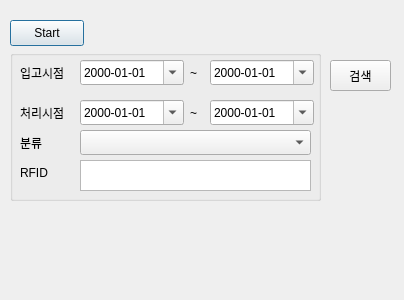
Qt form ui/conveyer.ui (addinedu-ros-3rd/iot-repo-2) before a commit.
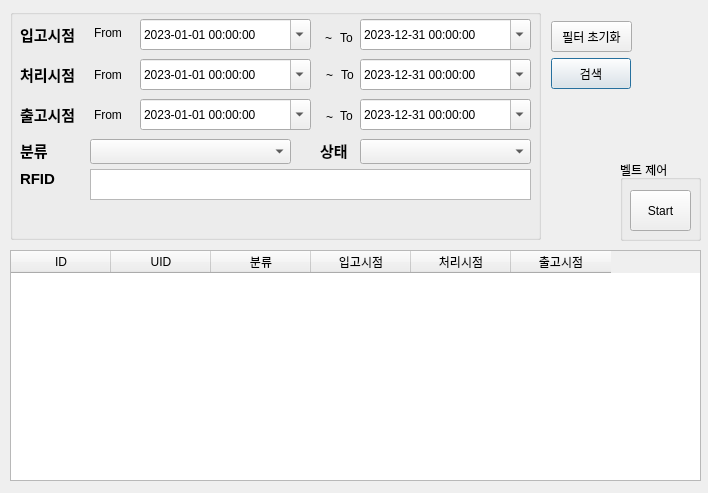
The same form after that commit.

```diff
--- a/ui/conveyer.ui
+++ b/ui/conveyer.ui
@@ -6,219 +6,468 @@
    <rect>
     <x>0</x>
     <y>0</y>
-    <width>404</width>
-    <height>300</height>
+    <width>708</width>
+    <height>493</height>
    </rect>
   </property>
   <property name="windowTitle">
    <string>Dialog</string>
   </property>
-  <widget class="QPushButton" name="btnStart">
+  <widget class="QGroupBox" name="searchArea">
    <property name="geometry">
     <rect>
      <x>10</x>
-     <y>20</y>
-     <width>74</width>
-     <height>26</height>
-    </rect>
-   </property>
-   <property name="text">
-    <string>Start</string>
-   </property>
-  </widget>
-  <widget class="QGroupBox" name="groupBox">
-   <property name="geometry">
-    <rect>
-     <x>10</x>
-     <y>50</y>
-     <width>311</width>
-     <height>151</height>
+     <y>9</y>
+     <width>531</width>
+     <height>231</height>
     </rect>
    </property>
    <property name="title">
     <string/>
    </property>
-   <widget class="QDateEdit" name="endDay">
+   <widget class="QLabel" name="waveLabel_1">
     <property name="geometry">
      <rect>
-      <x>200</x>
-      <y>10</y>
-      <width>104</width>
-      <height>25</height>
-     </rect>
-    </property>
-    <property name="readOnly">
-     <bool>false</bool>
-    </property>
-    <property name="displayFormat">
-     <string>yyyy-MM-dd</string>
-    </property>
-    <property name="calendarPopup">
-     <bool>true</bool>
-    </property>
-   </widget>
-   <widget class="QLabel" name="dayEndLabel">
-    <property name="geometry">
-     <rect>
-      <x>180</x>
-      <y>10</y>
+      <x>315</x>
+      <y>20</y>
       <width>16</width>
-      <height>25</height>
+      <height>17</height>
      </rect>
     </property>
     <property name="text">
      <string>~</string>
     </property>
    </widget>
-   <widget class="QLabel" name="birthdayLabel">
+   <widget class="QLabel" name="inTimeLabel">
     <property name="geometry">
      <rect>
       <x>10</x>
       <y>10</y>
-      <width>59</width>
-      <height>25</height>
+      <width>56</width>
+      <height>31</height>
      </rect>
     </property>
+    <property name="font">
+     <font>
+      <pointsize>11</pointsize>
+      <weight>75</weight>
+      <bold>true</bold>
+     </font>
+    </property>
     <property name="text">
      <string>입고시점</string>
     </property>
    </widget>
-   <widget class="QDateEdit" name="startDay">
-    <property name="geometry">
-     <rect>
-      <x>70</x>
-      <y>10</y>
-      <width>104</width>
-      <height>25</height>
-     </rect>
-    </property>
-    <property name="readOnly">
-     <bool>false</bool>
-    </property>
-    <property name="displayFormat">
-     <string>yyyy-MM-dd</string>
-    </property>
-    <property name="calendarPopup">
-     <bool>true</bool>
-    </property>
-   </widget>
-   <widget class="QDateEdit" name="startDay_2">
-    <property name="geometry">
-     <rect>
-      <x>70</x>
-      <y>50</y>
-      <width>104</width>
-      <height>25</height>
-     </rect>
-    </property>
-    <property name="readOnly">
-     <bool>false</bool>
-    </property>
-    <property name="displayFormat">
-     <string>yyyy-MM-dd</string>
-    </property>
-    <property name="calendarPopup">
-     <bool>true</bool>
-    </property>
-   </widget>
-   <widget class="QLabel" name="birthdayLabel_2">
+   <widget class="QLabel" name="outTimeLabel">
     <property name="geometry">
      <rect>
       <x>10</x>
-      <y>50</y>
-      <width>59</width>
-      <height>25</height>
+      <y>90</y>
+      <width>56</width>
+      <height>31</height>
      </rect>
     </property>
+    <property name="font">
+     <font>
+      <pointsize>11</pointsize>
+      <weight>75</weight>
+      <bold>true</bold>
+     </font>
+    </property>
     <property name="text">
-     <string>처리시점</string>
+     <string>출고시점</string>
     </property>
    </widget>
-   <widget class="QLabel" name="dayEndLabel_2">
+   <widget class="QLabel" name="waveLabel_2">
     <property name="geometry">
      <rect>
-      <x>180</x>
-      <y>50</y>
+      <x>316</x>
+      <y>57</y>
       <width>16</width>
-      <height>25</height>
+      <height>17</height>
      </rect>
     </property>
     <property name="text">
      <string>~</string>
     </property>
    </widget>
-   <widget class="QDateEdit" name="endDay_2">
-    <property name="geometry">
-     <rect>
-      <x>200</x>
-      <y>50</y>
-      <width>104</width>
-      <height>25</height>
-     </rect>
-    </property>
-    <property name="readOnly">
-     <bool>false</bool>
-    </property>
-    <property name="displayFormat">
-     <string>yyyy-MM-dd</string>
-    </property>
-    <property name="calendarPopup">
-     <bool>true</bool>
-    </property>
-   </widget>
-   <widget class="QLabel" name="birthdayLabel_3">
+   <widget class="QLabel" name="categoryLabel">
     <property name="geometry">
      <rect>
       <x>10</x>
-      <y>80</y>
-      <width>59</width>
-      <height>25</height>
+      <y>130</y>
+      <width>51</width>
+      <height>23</height>
      </rect>
     </property>
+    <property name="font">
+     <font>
+      <pointsize>11</pointsize>
+      <weight>75</weight>
+      <bold>true</bold>
+     </font>
+    </property>
     <property name="text">
      <string>분류</string>
     </property>
    </widget>
-   <widget class="QComboBox" name="sex_2">
+   <widget class="QComboBox" name="categoryCombo">
     <property name="geometry">
      <rect>
-      <x>70</x>
-      <y>80</y>
-      <width>231</width>
+      <x>80</x>
+      <y>130</y>
+      <width>201</width>
       <height>25</height>
      </rect>
     </property>
    </widget>
-   <widget class="QTextEdit" name="textEdit">
+   <widget class="QTextEdit" name="rfidInput">
     <property name="geometry">
      <rect>
-      <x>70</x>
-      <y>110</y>
-      <width>231</width>
+      <x>80</x>
+      <y>160</y>
+      <width>441</width>
       <height>31</height>
      </rect>
     </property>
    </widget>
-   <widget class="QLabel" name="birthdayLabel_4">
+   <widget class="QLabel" name="rfidLabel">
     <property name="geometry">
      <rect>
       <x>10</x>
-      <y>110</y>
-      <width>59</width>
-      <height>25</height>
+      <y>160</y>
+      <width>41</width>
+      <height>20</height>
      </rect>
     </property>
+    <property name="font">
+     <font>
+      <pointsize>11</pointsize>
+      <weight>75</weight>
+      <bold>true</bold>
+     </font>
+    </property>
     <property name="text">
      <string>RFID</string>
     </property>
    </widget>
+   <widget class="QLabel" name="inTimeFromLabel">
+    <property name="geometry">
+     <rect>
+      <x>84</x>
+      <y>15</y>
+      <width>36</width>
+      <height>17</height>
+     </rect>
+    </property>
+    <property name="text">
+     <string>From</string>
+    </property>
+   </widget>
+   <widget class="QLabel" name="inTimeToLabel">
+    <property name="geometry">
+     <rect>
+      <x>330</x>
+      <y>20</y>
+      <width>17</width>
+      <height>17</height>
+     </rect>
+    </property>
+    <property name="text">
+     <string>To</string>
+    </property>
+   </widget>
+   <widget class="QLabel" name="updateTimeFromLabel">
+    <property name="geometry">
+     <rect>
+      <x>84</x>
+      <y>57</y>
+      <width>36</width>
+      <height>17</height>
+     </rect>
+    </property>
+    <property name="text">
+     <string>From</string>
+    </property>
+   </widget>
+   <widget class="QLabel" name="updateTimeToLabel">
+    <property name="geometry">
+     <rect>
+      <x>331</x>
+      <y>57</y>
+      <width>17</width>
+      <height>17</height>
+     </rect>
+    </property>
+    <property name="text">
+     <string>To</string>
+    </property>
+   </widget>
+   <widget class="QLabel" name="outTimeToLabel">
+    <property name="geometry">
+     <rect>
+      <x>330</x>
+      <y>96</y>
+      <width>20</width>
+      <height>21</height>
+     </rect>
+    </property>
+    <property name="text">
+     <string>To</string>
+    </property>
+   </widget>
+   <widget class="QLabel" name="outTimeFromLabel">
+    <property name="geometry">
+     <rect>
+      <x>84</x>
+      <y>95</y>
+      <width>36</width>
+      <height>21</height>
+     </rect>
+    </property>
+    <property name="text">
+     <string>From</string>
+    </property>
+   </widget>
+   <widget class="QLabel" name="updateTimeLabel">
+    <property name="geometry">
+     <rect>
+      <x>10</x>
+      <y>50</y>
+      <width>56</width>
+      <height>31</height>
+     </rect>
+    </property>
+    <property name="font">
+     <font>
+      <pointsize>11</pointsize>
+      <weight>75</weight>
+      <bold>true</bold>
+     </font>
+    </property>
+    <property name="text">
+     <string>처리시점</string>
+    </property>
+   </widget>
+   <widget class="QLabel" name="waveLabel_3">
+    <property name="geometry">
+     <rect>
+      <x>316</x>
+      <y>99</y>
+      <width>16</width>
+      <height>17</height>
+     </rect>
+    </property>
+    <property name="text">
+     <string>~</string>
+    </property>
+   </widget>
+   <widget class="QLabel" name="rfidInputHelp">
+    <property name="geometry">
+     <rect>
+      <x>80</x>
+      <y>200</y>
+      <width>391</width>
+      <height>17</height>
+     </rect>
+    </property>
+    <property name="text">
+     <string/>
+    </property>
+   </widget>
+   <widget class="QDateTimeEdit" name="inTimeStart">
+    <property name="geometry">
+     <rect>
+      <x>130</x>
+      <y>10</y>
+      <width>171</width>
+      <height>31</height>
+     </rect>
+    </property>
+    <property name="dateTime">
+     <datetime>
+      <hour>0</hour>
+      <minute>0</minute>
+      <second>0</second>
+      <year>2023</year>
+      <month>1</month>
+      <day>1</day>
+     </datetime>
+    </property>
+    <property name="displayFormat">
+     <string>yyyy-MM-dd hh:mm:ss</string>
+    </property>
+    <property name="calendarPopup">
+     <bool>true</bool>
+    </property>
+   </widget>
+   <widget class="QDateTimeEdit" name="inTimeEnd">
+    <property name="geometry">
+     <rect>
+      <x>350</x>
+      <y>10</y>
+      <width>171</width>
+      <height>31</height>
+     </rect>
+    </property>
+    <property name="dateTime">
+     <datetime>
+      <hour>0</hour>
+      <minute>0</minute>
+      <second>0</second>
+      <year>2023</year>
+      <month>12</month>
+      <day>31</day>
+     </datetime>
+    </property>
+    <property name="displayFormat">
+     <string>yyyy-MM-dd hh:mm:ss</string>
+    </property>
+    <property name="calendarPopup">
+     <bool>true</bool>
+    </property>
+   </widget>
+   <widget class="QDateTimeEdit" name="updateTimeStart">
+    <property name="geometry">
+     <rect>
+      <x>130</x>
+      <y>50</y>
+      <width>171</width>
+      <height>31</height>
+     </rect>
+    </property>
+    <property name="dateTime">
+     <datetime>
+      <hour>0</hour>
+      <minute>0</minute>
+      <second>0</second>
+      <year>2023</year>
+      <month>1</month>
+      <day>1</day>
+     </datetime>
+    </property>
+    <property name="displayFormat">
+     <string>yyyy-MM-dd hh:mm:ss</string>
+    </property>
+    <property name="calendarPopup">
+     <bool>true</bool>
+    </property>
+   </widget>
+   <widget class="QDateTimeEdit" name="outTimeStart">
+    <property name="geometry">
+     <rect>
+      <x>130</x>
+      <y>90</y>
+      <width>171</width>
+      <height>31</height>
+     </rect>
+    </property>
+    <property name="dateTime">
+     <datetime>
+      <hour>0</hour>
+      <minute>0</minute>
+      <second>0</second>
+      <year>2023</year>
+      <month>1</month>
+      <day>1</day>
+     </datetime>
+    </property>
+    <property name="displayFormat">
+     <string>yyyy-MM-dd hh:mm:ss</string>
+    </property>
+    <property name="calendarPopup">
+     <bool>true</bool>
+    </property>
+   </widget>
+   <widget class="QDateTimeEdit" name="updateTimeEnd">
+    <property name="geometry">
+     <rect>
+      <x>350</x>
+      <y>50</y>
+      <width>171</width>
+      <height>31</height>
+     </rect>
+    </property>
+    <property name="dateTime">
+     <datetime>
+      <hour>0</hour>
+      <minute>0</minute>
+      <second>0</second>
+      <year>2023</year>
+      <month>12</month>
+      <day>31</day>
+     </datetime>
+    </property>
+    <property name="displayFormat">
+     <string>yyyy-MM-dd hh:mm:ss</string>
+    </property>
+    <property name="calendarPopup">
+     <bool>true</bool>
+    </property>
+   </widget>
+   <widget class="QDateTimeEdit" name="outTimeEnd">
+    <property name="geometry">
+     <rect>
+      <x>350</x>
+      <y>90</y>
+      <width>171</width>
+      <height>31</height>
+     </rect>
+    </property>
+    <property name="dateTime">
+     <datetime>
+      <hour>0</hour>
+      <minute>0</minute>
+      <second>0</second>
+      <year>2023</year>
+      <month>12</month>
+      <day>31</day>
+     </datetime>
+    </property>
+    <property name="displayFormat">
+     <string>yyyy-MM-dd hh:mm:ss</string>
+    </property>
+    <property name="calendarPopup">
+     <bool>true</bool>
+    </property>
+   </widget>
+   <widget class="QLabel" name="statusLabel">
+    <property name="geometry">
+     <rect>
+      <x>310</x>
+      <y>130</y>
+      <width>41</width>
+      <height>23</height>
+     </rect>
+    </property>
+    <property name="font">
+     <font>
+      <pointsize>11</pointsize>
+      <weight>75</weight>
+      <bold>true</bold>
+     </font>
+    </property>
+    <property name="text">
+     <string>상태</string>
+    </property>
+   </widget>
+   <widget class="QComboBox" name="statusCombo">
+    <property name="geometry">
+     <rect>
+      <x>350</x>
+      <y>130</y>
+      <width>171</width>
+      <height>25</height>
+     </rect>
+    </property>
+   </widget>
   </widget>
   <widget class="QPushButton" name="searchButton_2">
    <property name="geometry">
     <rect>
-     <x>330</x>
-     <y>60</y>
-     <width>61</width>
+     <x>551</x>
+     <y>58</y>
+     <width>80</width>
      <height>31</height>
     </rect>
    </property>
@@ -226,6 +475,97 @@
     <string>검색</string>
    </property>
   </widget>
+  <widget class="QTableWidget" name="table">
+   <property name="geometry">
+    <rect>
+     <x>10</x>
+     <y>250</y>
+     <width>691</width>
+     <height>231</height>
+    </rect>
+   </property>
+   <attribute name="horizontalHeaderVisible">
+    <bool>true</bool>
+   </attribute>
+   <attribute name="verticalHeaderVisible">
+    <bool>false</bool>
+   </attribute>
+   <column>
+    <property name="text">
+     <string>ID</string>
+    </property>
+   </column>
+   <column>
+    <property name="text">
+     <string>UID</string>
+    </property>
+   </column>
+   <column>
+    <property name="text">
+     <string>분류</string>
+    </property>
+   </column>
+   <column>
+    <property name="text">
+     <string>입고시점</string>
+    </property>
+   </column>
+   <column>
+    <property name="text">
+     <string>처리시점</string>
+    </property>
+   </column>
+   <column>
+    <property name="text">
+     <string>출고시점</string>
+    </property>
+   </column>
+  </widget>
+  <widget class="QGroupBox" name="controlArea">
+   <property name="geometry">
+    <rect>
+     <x>620</x>
+     <y>160</y>
+     <width>81</width>
+     <height>81</height>
+    </rect>
+   </property>
+   <property name="title">
+    <string>벨트 제어</string>
+   </property>
+   <widget class="QPushButton" name="btnStart">
+    <property name="geometry">
+     <rect>
+      <x>10</x>
+      <y>30</y>
+      <width>61</width>
+      <height>41</height>
+     </rect>
+    </property>
+    <property name="cursor">
+     <cursorShape>PointingHandCursor</cursorShape>
+    </property>
+    <property name="text">
+     <string>Start</string>
+    </property>
+   </widget>
+  </widget>
+  <widget class="QPushButton" name="btnFilterReset">
+   <property name="geometry">
+    <rect>
+     <x>551</x>
+     <y>21</y>
+     <width>81</width>
+     <height>31</height>
+    </rect>
+   </property>
+   <property name="cursor">
+    <cursorShape>PointingHandCursor</cursorShape>
+   </property>
+   <property name="text">
+    <string>필터 초기화</string>
+   </property>
+  </widget>
  </widget>
  <resources/>
  <connections/>
```
Left out of the diff: 8 changed lines with no effect on the pictures.
